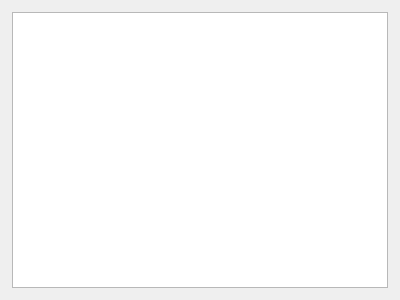
This is cwe_guiWidgets/cwe_help.ui in NHERI-SimCenter/CWE-Simulation-Tool as Qt 5 draws it before an edit. The edited form follows.
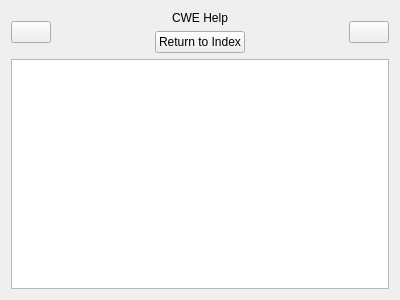
This is the edited form. Icons and pictures are not drawn.

Commit message: Added forward and backward buttons to help. Cleaned up code to display help

The edit to the form file:
```diff
--- a/cwe_guiWidgets/cwe_help.ui
+++ b/cwe_guiWidgets/cwe_help.ui
@@ -54,20 +54,87 @@
   <property name="windowTitle">
    <string>Form</string>
   </property>
-  <layout class="QGridLayout" name="gridLayout">
-   <property name="leftMargin">
-    <number>12</number>
-   </property>
-   <property name="topMargin">
-    <number>12</number>
-   </property>
-   <property name="rightMargin">
-    <number>12</number>
-   </property>
-   <property name="bottomMargin">
-    <number>12</number>
-   </property>
-   <item row="0" column="0">
+  <layout class="QVBoxLayout" name="verticalLayout_2">
+   <item>
+    <layout class="QHBoxLayout" name="horizontalLayout">
+     <item>
+      <widget class="QPushButton" name="btn_back">
+       <property name="text">
+        <string/>
+       </property>
+       <property name="icon">
+        <iconset resource="../cwe_resources.qrc">
+         <normaloff>:/buttons/images/CWE_left.png</normaloff>:/buttons/images/CWE_left.png</iconset>
+       </property>
+      </widget>
+     </item>
+     <item>
+      <spacer name="horizontalSpacer_2">
+       <property name="orientation">
+        <enum>Qt::Horizontal</enum>
+       </property>
+       <property name="sizeHint" stdset="0">
+        <size>
+         <width>40</width>
+         <height>20</height>
+        </size>
+       </property>
+      </spacer>
+     </item>
+     <item>
+      <layout class="QVBoxLayout" name="verticalLayout">
+       <item>
+        <widget class="QLabel" name="head_label">
+         <property name="sizePolicy">
+          <sizepolicy hsizetype="Preferred" vsizetype="Preferred">
+           <horstretch>0</horstretch>
+           <verstretch>0</verstretch>
+          </sizepolicy>
+         </property>
+         <property name="text">
+          <string>CWE Help</string>
+         </property>
+         <property name="alignment">
+          <set>Qt::AlignCenter</set>
+         </property>
+        </widget>
+       </item>
+       <item>
+        <widget class="QPushButton" name="btn_index">
+         <property name="text">
+          <string>Return to Index</string>
+         </property>
+        </widget>
+       </item>
+      </layout>
+     </item>
+     <item>
+      <spacer name="horizontalSpacer">
+       <property name="orientation">
+        <enum>Qt::Horizontal</enum>
+       </property>
+       <property name="sizeHint" stdset="0">
+        <size>
+         <width>40</width>
+         <height>20</height>
+        </size>
+       </property>
+      </spacer>
+     </item>
+     <item>
+      <widget class="QPushButton" name="btn_forward">
+       <property name="text">
+        <string/>
+       </property>
+       <property name="icon">
+        <iconset resource="../cwe_resources.qrc">
+         <normaloff>:/buttons/images/CWE_right.png</normaloff>:/buttons/images/CWE_right.png</iconset>
+       </property>
+      </widget>
+     </item>
+    </layout>
+   </item>
+   <item>
     <widget class="QTextBrowser" name="helpBrowser">
      <property name="sizePolicy">
       <sizepolicy hsizetype="Ignored" vsizetype="Preferred">
```
Left out of the diff: 55 changed lines with no effect on the pictures. The commit also changes 8 other files.
